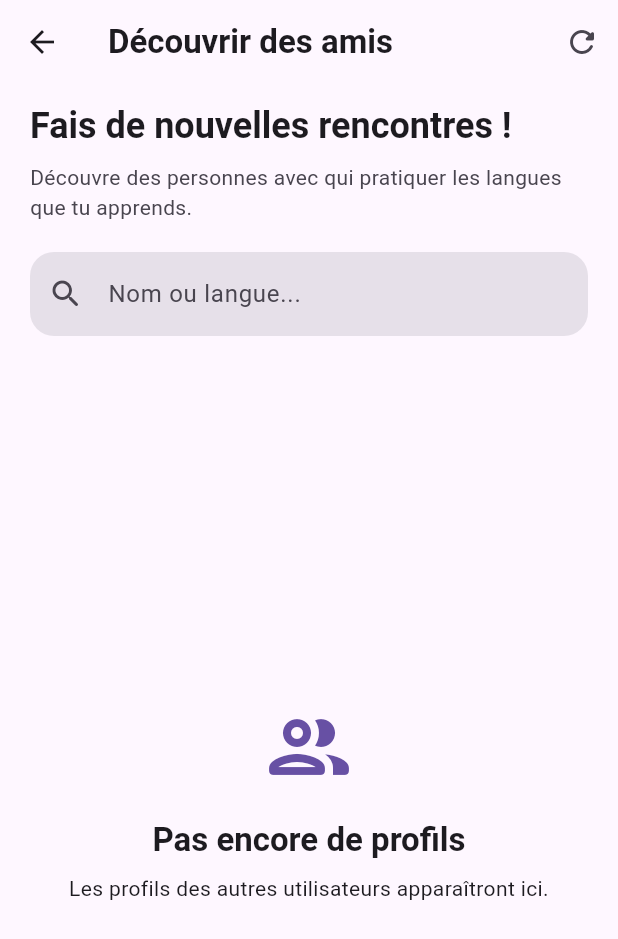
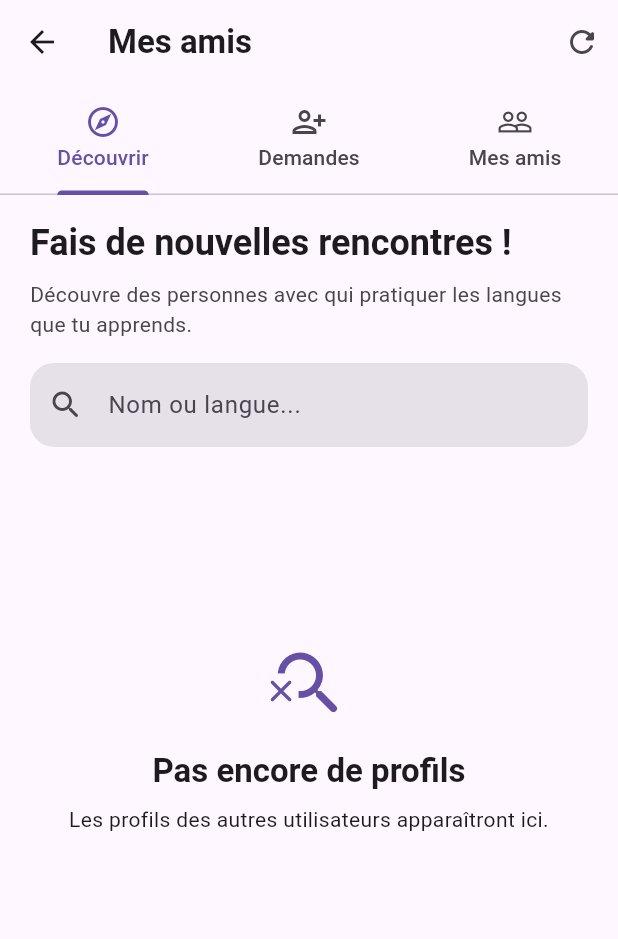
Before and after one commit to Fenohasina08/talkmate, a Flutter app: the FriendsScreen screen opened directly, on a phone screen of 412 x 824 dp. Shown: the top 939 px of the screen. Run offline on Flutter 3.47's test engine with Material 3 defaults, Android fonts, the phone set to English and light mode, and no system bars; our stand-ins replace go_router, supabase_flutter; accounts and stored records are empty.

Commit message:
chore(friends): add friends button add

```diff
--- a/lib/features/friends/screens/friends_screen.dart
+++ b/lib/features/friends/screens/friends_screen.dart
@@ -39,26 +39,24 @@ class _FriendsScreenState extends State<FriendsScreen> {
     final user = client.auth.currentUser;
 
     if (user == null) {
-      if (mounted) {
-        context.go('/login');
-      }
+      if (mounted) context.go('/login');
       return;
     }
 
+    if (mounted) {
       setState(() {
         _isLoading = true;
         _errorMessage = null;
       });
+    }
 
     try {
-      // 1. Charger les profils des autres utilisateurs.
       final profilesResponse = await client
           .from('profiles')
           .select('id, full_name, native_language, learning_language')
           .neq('id', user.id)
           .order('full_name');
 
-      // 2. Charger les demandes envoyées et reçues.
       final requestsResponse = await client
           .from('friend_requests')
           .select('id, sender_id, receiver_id, status, created_at')
@@ -86,7 +84,7 @@ class _FriendsScreenState extends State<FriendsScreen> {
     }
   }
 
-  /// Recherche une demande entre l'utilisateur connecté et un profil.
+  /// Recherche une demande entre deux utilisateurs.
   Map<String, dynamic>? _getRequestForProfile(
     String profileId,
     String currentUserId,
@@ -99,28 +97,22 @@ class _FriendsScreenState extends State<FriendsScreen> {
           (senderId == currentUserId && receiverId == profileId) ||
           (senderId == profileId && receiverId == currentUserId);
 
-      if (samePair) {
-        return request;
-      }
+      if (samePair) return request;
     }
 
     return null;
   }
 
-  /// Filtre les profils par nom ou par langue.
+  /// Recherche par nom ou langue.
   List<Map<String, dynamic>> get _filteredProfiles {
     final query = _searchQuery.trim().toLowerCase();
 
-    if (query.isEmpty) {
-      return _profiles;
-    }
+    if (query.isEmpty) return _profiles;
 
     return _profiles.where((profile) {
       final name = (profile['full_name'] as String? ?? '').toLowerCase();
-
       final nativeLanguage = (profile['native_language'] as String? ?? '')
           .toLowerCase();
-
       final learningLanguage = (profile['learning_language'] as String? ?? '')
           .toLowerCase();
 
@@ -130,7 +122,6 @@ class _FriendsScreenState extends State<FriendsScreen> {
     }).toList();
   }
 
-  /// Affiche un message à l'utilisateur.
   void _showMessage(String message) {
     if (!mounted) return;
 
@@ -153,13 +144,17 @@ class _FriendsScreenState extends State<FriendsScreen> {
 
     final existingRequest = _getRequestForProfile(receiverId, user.id);
 
-    // On ne crée pas une nouvelle demande si une demande
-    // est déjà en attente ou si les utilisateurs sont amis.
     if (existingRequest != null) {
       final status = existingRequest['status'] as String;
 
       if (status == 'pending') {
-        _showMessage('Une demande est déjà en attente entre vous.');
+        final senderId = existingRequest['sender_id'] as String;
+        _showMessage(
+          senderId == user.id
+              ? 'Tu as déjà envoyé une demande à cette personne.'
+              : 'Cette personne t’a déjà envoyé une demande. '
+                    'Retrouve-la dans l’onglet Demandes.',
+        );
         return;
       }
 
@@ -170,16 +165,14 @@ class _FriendsScreenState extends State<FriendsScreen> {
 
       if (status == 'rejected') {
         _showMessage(
-          'Une demande précédente a été refusée. '
-          'Une nouvelle demande nécessite une gestion spécifique.',
+          'Une ancienne demande a été refusée. '
+          'La nouvelle demande n’est pas encore autorisée.',
         );
         return;
       }
     }
 
-    setState(() {
-      _processingIds.add(receiverId);
-    });
+    setState(() => _processingIds.add(receiverId));
 
     try {
       await client.from('friend_requests').insert({
@@ -191,7 +184,6 @@ class _FriendsScreenState extends State<FriendsScreen> {
       await _loadProfiles();
 
       if (!mounted) return;
-
       _showMessage('Demande d’ami envoyée !');
     } on PostgrestException catch (error) {
       debugPrint('[FRIENDS] Erreur Supabase : ${error.message}');
@@ -207,13 +199,10 @@ class _FriendsScreenState extends State<FriendsScreen> {
       debugPrintStack(stackTrace: stackTrace);
 
       if (!mounted) return;
-
       _showMessage('Une erreur inattendue est survenue.');
     } finally {
       if (mounted) {
-        setState(() {
-          _processingIds.remove(receiverId);
-        });
+        setState(() => _processingIds.remove(receiverId));
       }
     }
   }
@@ -231,19 +220,12 @@ class _FriendsScreenState extends State<FriendsScreen> {
       return;
     }
 
-    if (status != 'accepted' && status != 'rejected') {
-      return;
-    }
-
+    if (status != 'accepted' && status != 'rejected') return;
     if (_processingIds.contains(requestId)) return;
 
-    setState(() {
-      _processingIds.add(requestId);
-    });
+    setState(() => _processingIds.add(requestId));
 
     try {
-      // La condition receiver_id protège aussi contre
-      // une tentative de réponse à la demande d'un autre.
       final response = await client
           .from('friend_requests')
           .update({
@@ -260,8 +242,7 @@ class _FriendsScreenState extends State<FriendsScreen> {
 
       if (response == null) {
         _showMessage(
-          'La demande a déjà été traitée ou tu ne peux pas '
-          'la modifier.',
+          'La demande a déjà été traitée ou tu ne peux pas la modifier.',
         );
         await _loadProfiles();
         return;
@@ -288,27 +269,62 @@ class _FriendsScreenState extends State<FriendsScreen> {
       debugPrintStack(stackTrace: stackTrace);
 
       if (!mounted) return;
-
       _showMessage('Une erreur inattendue est survenue.');
     } finally {
       if (mounted) {
-        setState(() {
-          _processingIds.remove(requestId);
-        });
+        setState(() => _processingIds.remove(requestId));
       }
     }
+  }
+
+  /// Demandes reçues en attente.
+  List<Map<String, dynamic>> get _incomingRequests {
+    final userId = Supabase.instance.client.auth.currentUser?.id;
+    if (userId == null) return [];
+
+    return _friendRequests.where((request) {
+      return request['receiver_id'] == userId && request['status'] == 'pending';
+    }).toList();
+  }
+
+  /// Identifiants des utilisateurs qui sont déjà amis.
+  Set<String> get _friendIds {
+    final userId = Supabase.instance.client.auth.currentUser?.id;
+    final ids = <String>{};
+
+    if (userId == null) return ids;
+
+    for (final request in _friendRequests) {
+      if (request['status'] != 'accepted') continue;
+
+      if (request['sender_id'] == userId) {
+        ids.add(request['receiver_id'] as String);
+      } else if (request['receiver_id'] == userId) {
+        ids.add(request['sender_id'] as String);
+      }
+    }
+
+    return ids;
+  }
+
+  List<Map<String, dynamic>> get _friends {
+    final ids = _friendIds;
+
+    return _profiles.where((profile) {
+      return ids.contains(profile['id']);
+    }).toList();
   }
 
   @override
   Widget build(BuildContext context) {
     final theme = Theme.of(context);
-    final colors = theme.colorScheme;
-    final profiles = _filteredProfiles;
 
-    return Scaffold(
+    return DefaultTabController(
+      length: 3,
+      child: Scaffold(
         appBar: AppBar(
           title: const Text(
-          'Découvrir des amis',
+            'Mes amis',
             style: TextStyle(fontWeight: FontWeight.bold),
           ),
           actions: [
@@ -318,13 +334,38 @@ class _FriendsScreenState extends State<FriendsScreen> {
               icon: const Icon(Icons.refresh_rounded),
             ),
           ],
+          bottom: const TabBar(
+            tabs: [
+              Tab(icon: Icon(Icons.explore_outlined), text: 'Découvrir'),
+              Tab(
+                icon: Icon(Icons.person_add_alt_1_outlined),
+                text: 'Demandes',
+              ),
+              Tab(icon: Icon(Icons.people_outline), text: 'Mes amis'),
+            ],
+          ),
         ),
         body: SafeArea(
-        child: Column(
+          child: TabBarView(
+            children: [
+              _buildDiscoveryTab(theme),
+              _buildIncomingRequestsTab(theme),
+              _buildFriendsTab(theme),
+            ],
+          ),
+        ),
+      ),
+    );
+  }
+
+  Widget _buildDiscoveryTab(ThemeData theme) {
+    final colors = theme.colorScheme;
+
+    return Column(
       crossAxisAlignment: CrossAxisAlignment.start,
       children: [
         Padding(
-              padding: const EdgeInsets.fromLTRB(20, 12, 20, 20),
+          padding: const EdgeInsets.fromLTRB(20, 16, 20, 16),
           child: Column(
             crossAxisAlignment: CrossAxisAlignment.start,
             children: [
@@ -342,13 +383,11 @@ class _FriendsScreenState extends State<FriendsScreen> {
                   color: colors.onSurfaceVariant,
                 ),
               ),
-                  const SizedBox(height: 20),
+              const SizedBox(height: 16),
               TextField(
                 controller: _searchController,
                 onChanged: (value) {
-                      setState(() {
-                        _searchQuery = value;
-                      });
+                  setState(() => _searchQuery = value);
                 },
                 decoration: InputDecoration(
                   hintText: 'Nom ou langue...',
@@ -358,9 +397,7 @@ class _FriendsScreenState extends State<FriendsScreen> {
                           tooltip: 'Effacer la recherche',
                           onPressed: () {
                             _searchController.clear();
-                                setState(() {
-                                  _searchQuery = '';
-                                });
+                            setState(() => _searchQuery = '');
                           },
                           icon: const Icon(Icons.close_rounded),
                         )
@@ -375,23 +412,81 @@ class _FriendsScreenState extends State<FriendsScreen> {
             ],
           ),
         ),
-            Expanded(child: _buildContent(context, theme, profiles)),
-          ],
+        Expanded(
+          child: _buildProfileList(
+            theme: theme,
+            profiles: _filteredProfiles,
+            emptyTitle: _searchQuery.trim().isEmpty
+                ? 'Pas encore de profils'
+                : 'Aucun résultat',
+            emptyMessage: _searchQuery.trim().isEmpty
+                ? 'Les profils des autres utilisateurs apparaîtront ici.'
+                : 'Essaie un autre nom ou une autre langue.',
           ),
         ),
+      ],
     );
   }
 
-  Widget _buildContent(
-    BuildContext context,
-    ThemeData theme,
-    List<Map<String, dynamic>> profiles,
-  ) {
+  Widget _buildIncomingRequestsTab(ThemeData theme) {
+    final requests = _incomingRequests;
+    final userId = Supabase.instance.client.auth.currentUser?.id;
+
+    if (userId == null) {
+      return const Center(child: Text('Connecte-toi pour voir tes demandes.'));
+    }
+
     if (_isLoading) {
       return const Center(child: CircularProgressIndicator());
     }
 
     if (_errorMessage != null) {
+      return _buildErrorState();
+    }
+
+    final profilesById = {
+      for (final profile in _profiles) profile['id'] as String: profile,
+    };
+
+    final requestProfiles = <Map<String, dynamic>>[];
+
+    for (final request in requests) {
+      final senderId = request['sender_id'] as String;
+      final profile = profilesById[senderId];
+
+      if (profile != null) {
+        requestProfiles.add({...profile, '_request_id': request['id']});
+      }
+    }
+
+    return _buildProfileList(
+      theme: theme,
+      profiles: requestProfiles,
+      emptyTitle: 'Aucune demande reçue',
+      emptyMessage: 'Les nouvelles demandes apparaîtront ici.',
+      requestMode: true,
+    );
+  }
+
+  Widget _buildFriendsTab(ThemeData theme) {
+    if (_isLoading) {
+      return const Center(child: CircularProgressIndicator());
+    }
+
+    if (_errorMessage != null) {
+      return _buildErrorState();
+    }
+
+    return _buildProfileList(
+      theme: theme,
+      profiles: _friends,
+      emptyTitle: 'Tu n’as pas encore d’amis',
+      emptyMessage: 'Découvre des personnes et envoie-leur une demande !',
+      friendsMode: true,
+    );
+  }
+
+  Widget _buildErrorState() {
     return Center(
       child: Padding(
         padding: const EdgeInsets.all(24),
@@ -413,39 +508,50 @@ class _FriendsScreenState extends State<FriendsScreen> {
     );
   }
 
+  Widget _buildProfileList({
+    required ThemeData theme,
+    required List<Map<String, dynamic>> profiles,
+    required String emptyTitle,
+    required String emptyMessage,
+    bool requestMode = false,
+    bool friendsMode = false,
+  }) {
+    if (_isLoading) {
+      return const Center(child: CircularProgressIndicator());
+    }
+
+    if (_errorMessage != null) return _buildErrorState();
+
     if (profiles.isEmpty) {
-      final hasSearch = _searchQuery.trim().isNotEmpty;
-
-      return Center(
-        child: Padding(
+      return RefreshIndicator(
+        onRefresh: _loadProfiles,
+        child: ListView(
+          physics: const AlwaysScrollableScrollPhysics(),
           padding: const EdgeInsets.all(24),
-          child: Column(
-            mainAxisSize: MainAxisSize.min,
           children: [
+            const SizedBox(height: 90),
             Icon(
-                hasSearch
-                    ? Icons.search_off_rounded
-                    : Icons.people_outline_rounded,
-                size: 64,
+              requestMode
+                  ? Icons.inbox_outlined
+                  : friendsMode
+                  ? Icons.people_outline_rounded
+                  : Icons.search_off_rounded,
+              size: 56,
               color: theme.colorScheme.primary,
             ),
             const SizedBox(height: 16),
-              Text(
-                hasSearch ? 'Aucun résultat' : 'Pas encore de profils',
+            Center(
+              child: Text(
+                emptyTitle,
+                textAlign: TextAlign.center,
                 style: theme.textTheme.titleLarge?.copyWith(
                   fontWeight: FontWeight.bold,
                 ),
               ),
+            ),
             const SizedBox(height: 8),
-              Text(
-                hasSearch
-                    ? 'Essaie un autre nom ou une autre langue.'
-                    : 'Les profils des autres utilisateurs '
-                          'apparaîtront ici.',
-                textAlign: TextAlign.center,
-              ),
+            Center(child: Text(emptyMessage, textAlign: TextAlign.center)),
           ],
-          ),
         ),
       );
     }
@@ -453,11 +559,17 @@ class _FriendsScreenState extends State<FriendsScreen> {
     return RefreshIndicator(
       onRefresh: _loadProfiles,
       child: ListView.separated(
-        padding: const EdgeInsets.fromLTRB(20, 0, 20, 24),
+        padding: const EdgeInsets.fromLTRB(20, 12, 20, 24),
         itemCount: profiles.length,
         separatorBuilder: (_, _) => const SizedBox(height: 12),
         itemBuilder: (context, index) {
-          return _buildProfileCard(context, theme, profiles[index]);
+          return _buildProfileCard(
+            context,
+            theme,
+            profiles[index],
+            requestMode: requestMode,
+            friendsMode: friendsMode,
+          );
         },
       ),
     );
@@ -466,14 +578,16 @@ class _FriendsScreenState extends State<FriendsScreen> {
   Widget _buildProfileCard(
     BuildContext context,
     ThemeData theme,
-    Map<String, dynamic> profile,
-  ) {
+    Map<String, dynamic> profile, {
+    bool requestMode = false,
+    bool friendsMode = false,
+  }) {
     final colors = theme.colorScheme;
     final currentUserId = Supabase.instance.client.auth.currentUser?.id;
 
     final profileId = profile['id'] as String;
+    final name = (profile['full_name'] as String?)?.trim();
 
-    final name = (profile['full_name'] as String?)?.trim();
     final displayName = name == null || name.isEmpty ? 'Utilisateur' : name;
 
     final nativeLanguage = profile['native_language'] as String?;
@@ -481,19 +595,14 @@ class _FriendsScreenState extends State<FriendsScreen> {
 
     final initials = displayName.characters.first.toUpperCase();
 
-    final request = currentUserId == null
-        ? null
-        : _getRequestForProfile(profileId, currentUserId);
-
+    final request = _getRequestForProfile(profileId, currentUserId ?? '');
     final requestStatus = request?['status'] as String?;
 
     final isOutgoing = request != null && request['sender_id'] == currentUserId;
-
     final isIncoming =
         request != null && request['receiver_id'] == currentUserId;
 
     final requestId = request?['id'] as String?;
-
     final processingId = isIncoming ? requestId : profileId;
     final isProcessing =
         processingId != null && _processingIds.contains(processingId);
@@ -560,6 +669,26 @@ class _FriendsScreenState extends State<FriendsScreen> {
                       ),
                     ),
                   const SizedBox(height: 14),
+                  if (friendsMode)
+                    const Row(
+                      mainAxisSize: MainAxisSize.min,
+                      children: [
+                        Icon(Icons.people_alt_rounded, size: 19),
+                        SizedBox(width: 6),
+                        Text('Amis'),
+                      ],
+                    )
+                  else if (requestMode)
+                    _buildRequestActions(
+                      profileId: profileId,
+                      request: request,
+                      requestStatus: requestStatus,
+                      isOutgoing: isOutgoing,
+                      isIncoming: isIncoming,
+                      isProcessing: isProcessing,
+                      requestIdOverride: profile['_request_id'] as String?,
+                    )
+                  else
                     _buildRequestActions(
                       profileId: profileId,
                       request: request,
@@ -584,24 +713,8 @@ class _FriendsScreenState extends State<FriendsScreen> {
     required bool isOutgoing,
     required bool isIncoming,
     required bool isProcessing,
+    String? requestIdOverride,
   }) {
-    if (request == null) {
-      return Align(
-        alignment: Alignment.centerLeft,
-        child: FilledButton.tonalIcon(
-          onPressed: isProcessing ? null : () => _sendFriendRequest(profileId),
-          icon: isProcessing
-              ? const SizedBox(
-                  width: 16,
-                  height: 16,
-                  child: CircularProgressIndicator(strokeWidth: 2),
-                )
-              : const Icon(Icons.person_add_alt_1_rounded),
-          label: const Text('Ajouter'),
-        ),
-      );
-    }
-
     if (requestStatus == 'accepted') {
       return const Row(
         mainAxisSize: MainAxisSize.min,
@@ -625,7 +738,9 @@ class _FriendsScreenState extends State<FriendsScreen> {
     }
 
     if (requestStatus == 'pending' && isIncoming) {
-      final requestId = request['id'] as String;
+      final requestId = requestIdOverride ?? request?['id'] as String?;
+
+      if (requestId == null) return const SizedBox.shrink();
 
       return Wrap(
         spacing: 8,
@@ -670,7 +785,20 @@ class _FriendsScreenState extends State<FriendsScreen> {
       );
     }
 
-    return const SizedBox.shrink();
+    return Align(
+      alignment: Alignment.centerLeft,
+      child: FilledButton.tonalIcon(
+        onPressed: isProcessing ? null : () => _sendFriendRequest(profileId),
+        icon: isProcessing
+            ? const SizedBox(
+                width: 16,
+                height: 16,
+                child: CircularProgressIndicator(strokeWidth: 2),
+              )
+            : const Icon(Icons.person_add_alt_1_rounded),
+        label: const Text('Ajouter'),
+      ),
+    );
   }
 
   Widget _buildLanguageRow({
```
Lines whose indentation alone changed are shown as unchanged.
